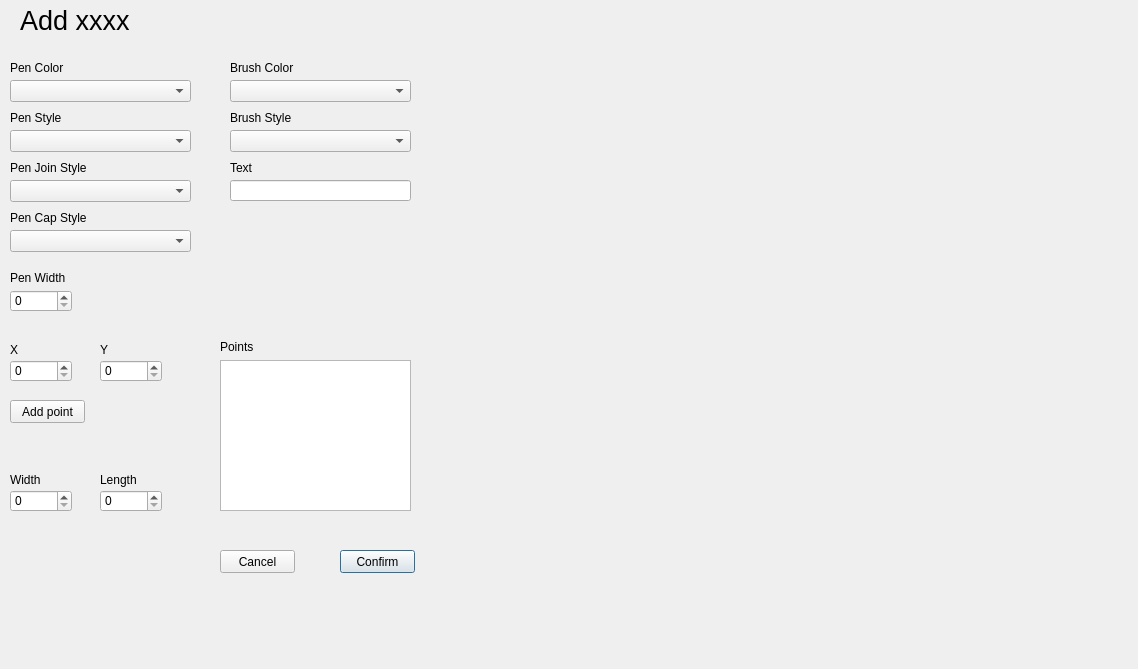
This is confirmpage.ui in rizzi-trevor/CS1C-2DGraphicsModeler as Qt 5 draws it before an edit. The edited form follows.
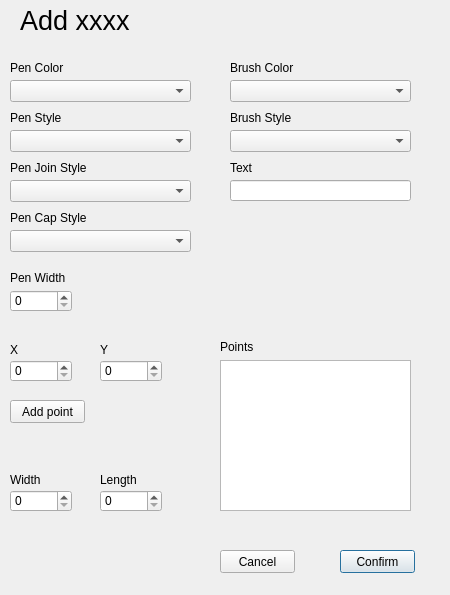
This is the edited form.

```diff
--- a/confirmpage.ui
+++ b/confirmpage.ui
@@ -6,8 +6,8 @@
    <rect>
     <x>0</x>
     <y>0</y>
-    <width>1138</width>
-    <height>669</height>
+    <width>450</width>
+    <height>595</height>
    </rect>
   </property>
   <property name="windowTitle">
```
Left out of the diff: 8 changed lines with no effect on the pictures.
